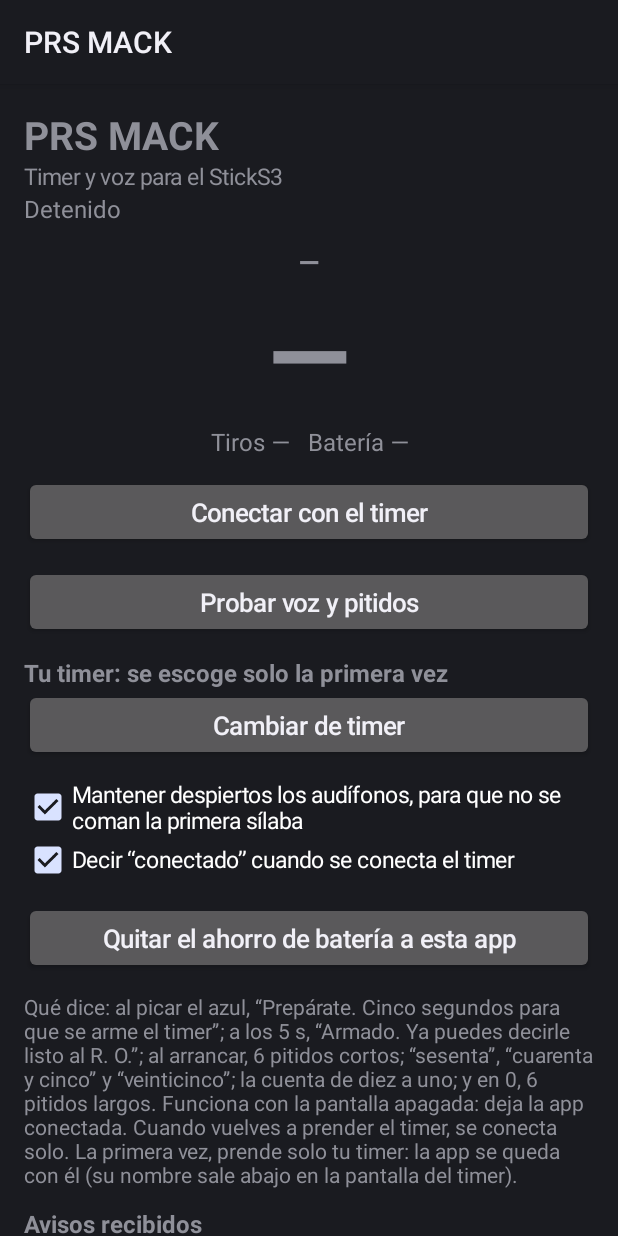
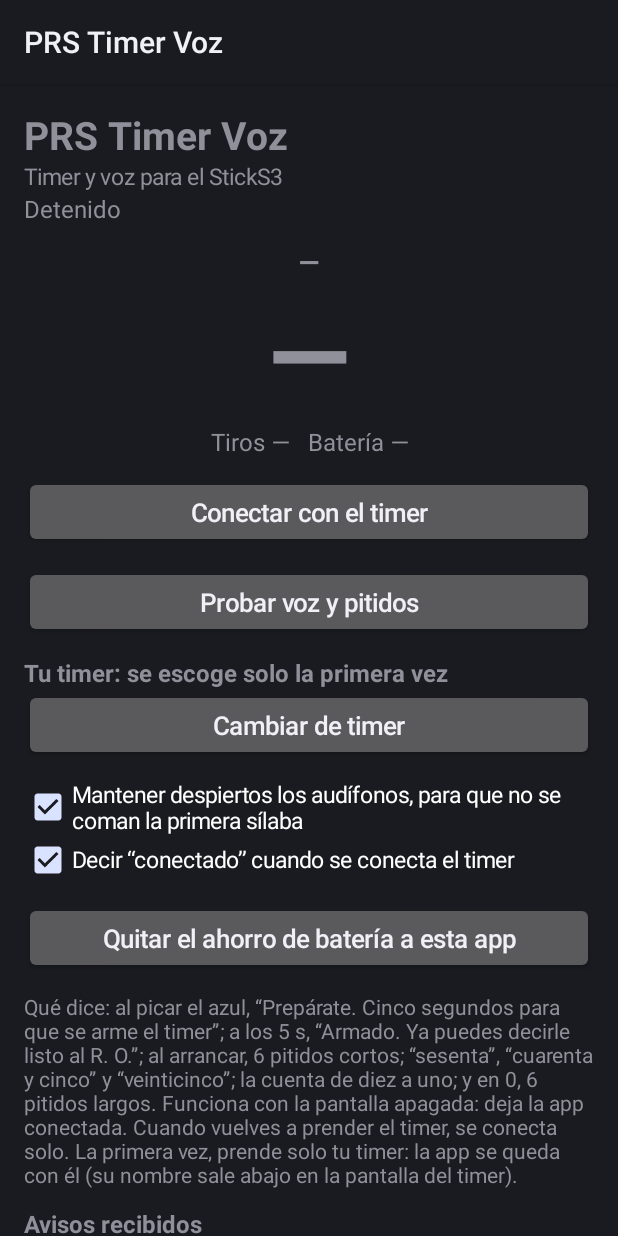
Before and after one commit to vicentemack/timer-voz, an Android app: the screen it shows after launch (MainActivity), on a phone screen of 412 x 824 dp. Run offline under Robolectric (Android 15) with nearby library versions, the phone set to English and light mode, and no system bars.

Commit message:
PRS Timer Voz: nuevo nombre del programa (v3.32, sin cambios de funcion) y app 1.2
- firmware/PRS_Timer_Voz/PRS_Timer_Voz.ino: solo cambia el encabezado y el nombre de la carpeta.
- App 1.2: se llama PRS Timer Voz en el telefono, en la pantalla y en la notificacion.
- Flujos: publican PRS_Timer_Voz_*.bin y PRS_Timer_Voz_App*.apk.

Co-Authored-By: Claude Opus 5.5 <noreply@anthropic.com>
Claude-Session: https://claude.ai/code/session_01Uyye5Sn8uJft2jQ2DYdVCp

```diff
--- a/android/app/build.gradle
+++ b/android/app/build.gradle
@@ -10,8 +10,8 @@ android {
         applicationId 'mx.vicentemack.timervoz'
         minSdk 26
         targetSdk 34
-        versionCode 2
-        versionName '1.1'
+        versionCode 3
+        versionName '1.2'
     }
 
     // Firma fija para que cada version nueva se instale encima de la anterior.
--- a/android/app/src/main/AndroidManifest.xml
+++ b/android/app/src/main/AndroidManifest.xml
@@ -14,7 +14,7 @@
     <uses-feature android:name="android.hardware.bluetooth_le" android:required="true" />
 
     <application
-        android:label="PRS MACK"
+        android:label="PRS Timer Voz"
         android:icon="@mipmap/ic_launcher"
         android:allowBackup="false"
         android:theme="@android:style/Theme.DeviceDefault">
--- a/android/app/src/main/java/mx/vicentemack/timervoz/MainActivity.java
+++ b/android/app/src/main/java/mx/vicentemack/timervoz/MainActivity.java
@@ -40,7 +40,7 @@ public class MainActivity extends Activity {
         col.setPadding(m, m, m, m);
         marco.addView(col);
 
-        col.addView(texto("PRS MACK", 26, true));
+        col.addView(texto("PRS Timer Voz", 26, true));
         col.addView(texto("Timer y voz para el StickS3", 15, false));
         estado = texto("Detenido", 16, false);
         col.addView(estado);
--- a/android/app/src/main/java/mx/vicentemack/timervoz/TimerService.java
+++ b/android/app/src/main/java/mx/vicentemack/timervoz/TimerService.java
@@ -45,7 +45,7 @@ import java.util.UUID;
 /**
  * Servicio en primer plano: busca el timer StickS3, se conecta solo (tambien cuando lo vuelves
  * a prender) y dice los avisos por los audifonos, aunque la pantalla este apagada.
- * Protocolo del timer v3.31 y v3.32 (Bluetooth de bajo consumo). App PRS MACK 1.1: la primera vez
+ * Protocolo del timer v3.31 y v3.32 (Bluetooth de bajo consumo). App 1.1 (desde la 1.2 se llama PRS Timer Voz): la primera vez
  * se queda con el primer timer que encuentra y despues solo se conecta a ese.
  */
 public class TimerService extends Service {
@@ -473,11 +473,11 @@ public class TimerService extends Service {
 
     private Notification aviso(String texto) {
         NotificationManager nm = getSystemService(NotificationManager.class);
-        nm.createNotificationChannel(new NotificationChannel("timer", "PRS MACK", NotificationManager.IMPORTANCE_LOW));
+        nm.createNotificationChannel(new NotificationChannel("timer", "PRS Timer Voz", NotificationManager.IMPORTANCE_LOW));
         PendingIntent abrir = PendingIntent.getActivity(this, 0,
                 new Intent(this, MainActivity.class), PendingIntent.FLAG_IMMUTABLE);
         return new Notification.Builder(this, "timer")
-                .setContentTitle("PRS MACK")
+                .setContentTitle("PRS Timer Voz")
                 .setContentText(texto)
                 .setSmallIcon(android.R.drawable.stat_sys_data_bluetooth)
                 .setContentIntent(abrir)
```
Also changed, not shown: 4 other files.
